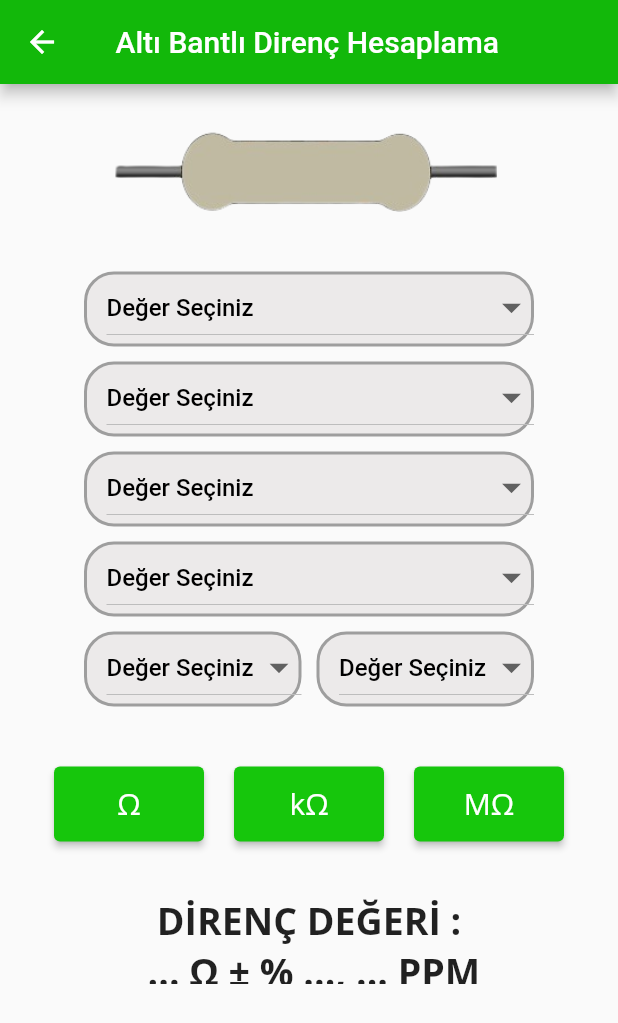
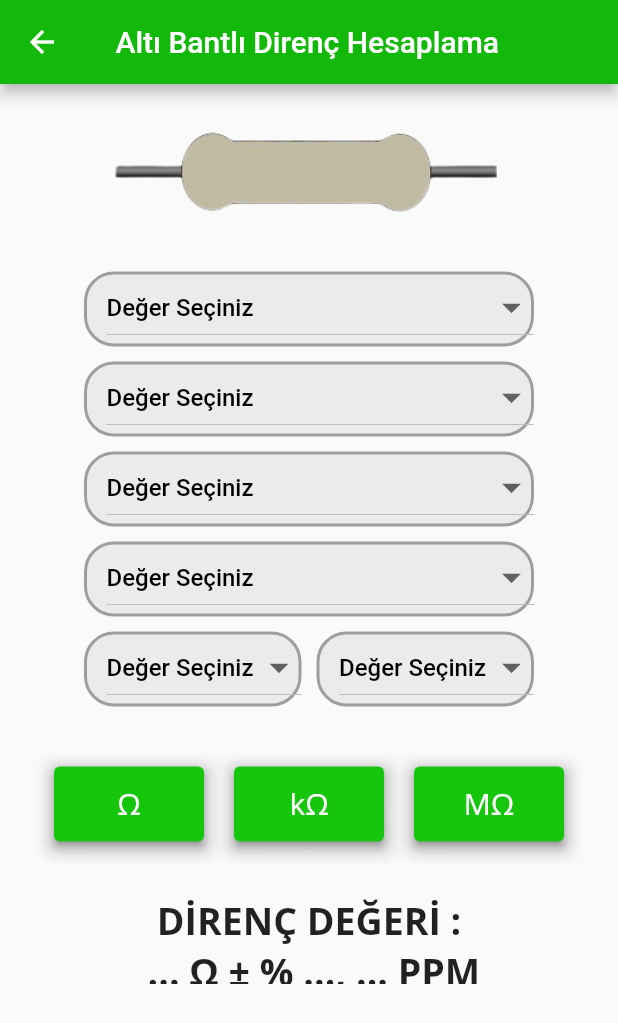
Before and after one commit to SeckinY1/Flutter-Projects, a Flutter app: the screen it shows after launch, after a tap on "Altı Bant Direnç Hesaplama", on a phone screen of 412 x 824 dp. Shown: the top 1023 px of the screen. Run offline on Flutter 3.47's test engine with Material 2 defaults, Android fonts, the phone set to English and light mode, and no system bars; Roboto replaces fonts that are missing (Open Sans).

Commit message:
Tasarım iyileştirilmesi yapıldı.

```diff
--- a/direnc_uygulamasi/lib/home_page.dart
+++ b/direnc_uygulamasi/lib/home_page.dart
@@ -15,7 +15,25 @@ class HomePage extends StatelessWidget {
         child: IntrinsicHeight(
           child: Column(
             children: [
-              ElevatedButon(
+              const Text(
+                  "DİRENÇ HESAPLAMA UYGULAMASINA \n HOŞ GELDİNİZ \n\n  HESAPLAMAK İSTEDİĞİNİZ BANDI SEÇİNİZ",
+                  style: TextStyle(fontSize: 16),
+                  textAlign: TextAlign.center),
+              const SizedBox(height: 30),
+              Container(
+                decoration: BoxDecoration(
+                  boxShadow: [
+                    BoxShadow(
+                      color: Colors.grey.withOpacity(0.5),
+                      spreadRadius: 5,
+                      blurRadius: 7,
+                      offset: const Offset(0, 3),
+                    ),
+                  ],
+                ),
+                width: 250,
+                height: 60,
+                child: ElevatedButon(
                     onPressed: () {
                       Navigator.push(
                           context,
@@ -23,7 +41,12 @@ class HomePage extends StatelessWidget {
                               builder: (context) => const UcBantHesaplama()));
                     },
                     text: "Üç Bant Direnç Hesaplama"),
-              ElevatedButon(
+              ),
+              const SizedBox(height: 20),
+              Container(
+                width: 250,
+                height: 60,
+                child: ElevatedButon(
                     onPressed: () {
                       Navigator.push(
                           context,
@@ -31,7 +54,12 @@ class HomePage extends StatelessWidget {
                               builder: (context) => const DortBantHesaplama()));
                     },
                     text: "Dört Bant Direnç Hesaplama"),
-              ElevatedButon(
+              ),
+              const SizedBox(height: 20),
+              Container(
+                width: 250,
+                height: 60,
+                child: ElevatedButon(
                     onPressed: () {
                       Navigator.push(
                           context,
@@ -39,7 +67,12 @@ class HomePage extends StatelessWidget {
                               builder: (context) => const BesBantHesaplama()));
                     },
                     text: "Beş Bant Direnç Hesaplama"),
-              ElevatedButon(
+              ),
+              const SizedBox(height: 20),
+              Container(
+                width: 250,
+                height: 60,
+                child: ElevatedButon(
                     onPressed: () {
                       Navigator.push(
                           context,
@@ -47,6 +80,7 @@ class HomePage extends StatelessWidget {
                               builder: (context) => const AltiBantHesaplama()));
                     },
                     text: "Altı Bant Direnç Hesaplama"),
+              ),
             ],
           ),
         ),
--- a/direnc_uygulamasi/lib/main.dart
+++ b/direnc_uygulamasi/lib/main.dart
@@ -1,8 +1,4 @@
 import 'package:direnc_uygulamasi/home_page.dart';
-import 'package:direnc_uygulamasi/screens/alti_bant_hesaplama.dart';
-import 'package:direnc_uygulamasi/screens/bes_bant_hesaplama.dart';
-import 'package:direnc_uygulamasi/screens/dort_bant_hesaplama.dart';
-import 'package:direnc_uygulamasi/screens/uc_bant_hesaplama.dart';
 import 'package:flutter/material.dart';
 
 void main() {
--- a/direnc_uygulamasi/lib/screens/alti_bant_hesaplama.dart
+++ b/direnc_uygulamasi/lib/screens/alti_bant_hesaplama.dart
@@ -110,7 +110,7 @@ class _AltiBantHesaplamaState extends State<AltiBantHesaplama> {
           child: Row(children: [
             Padding(
               padding: const EdgeInsets.only(left: 80),
-              child: DirencRenkleri(height: 50, renkDegeri: renkDegeri1),
+              child: DirencRenkleri(height: 52, renkDegeri: renkDegeri1),
             ),
             const SizedBox(
               width: 25,
@@ -131,7 +131,7 @@ class _AltiBantHesaplamaState extends State<AltiBantHesaplama> {
             const SizedBox(
               width: 20,
             ),
-            SicaklikRenkleri(height: 50, renkDegeri: renkDegeri6)
+            SicaklikRenkleri(height: 52, renkDegeri: renkDegeri6)
           ]),
         ),
         SizedBox(
--- a/direnc_uygulamasi/lib/screens/uc_bant_hesaplama.dart
+++ b/direnc_uygulamasi/lib/screens/uc_bant_hesaplama.dart
@@ -69,8 +69,18 @@ class _UcBantHesaplamaState extends State<UcBantHesaplama> {
           height: 120,
           width: 300,
           decoration: const BoxDecoration(
-              image: DecorationImage(
-                  image: AssetImage("assets/images/direnc.png"))),
+            image:
+                DecorationImage(image: AssetImage("assets/images/direnc.png")),
+            //TO DO
+            // boxShadow: [
+            //   BoxShadow(
+            //     color: Colors.white.withOpacity(0.5),
+            //     spreadRadius: 5,
+            //     blurRadius: 7,
+            //     offset: const Offset(0, 3),
+            //   ),
+            // ],
+          ),
           child: Row(children: [
             Padding(
                 padding: const EdgeInsets.only(left: 120),
--- a/direnc_uygulamasi/lib/wedgits/buttons/buton.dart
+++ b/direnc_uygulamasi/lib/wedgits/buttons/buton.dart
@@ -29,7 +29,17 @@ class Buton extends StatelessWidget {
 
   @override
   Widget build(BuildContext context) {
-    return SizedBox(
+    return Container(
+      decoration: BoxDecoration(
+        boxShadow: [
+          BoxShadow(
+            color: Colors.grey.withOpacity(0.5),
+            spreadRadius: 5,
+            blurRadius: 7,
+            offset: const Offset(0, 3),
+          ),
+        ],
+      ),
       width: width,
       height: height,
       child: ElevatedButton(
--- a/direnc_uygulamasi/lib/wedgits/buttons/direnc_renkleri.dart
+++ b/direnc_uygulamasi/lib/wedgits/buttons/direnc_renkleri.dart
@@ -9,8 +9,8 @@ class DirencRenkleri extends StatelessWidget {
   @override
   Widget build(BuildContext context) {
     return Container(
-      height: height,
-      width: 10,
+      decoration: BoxDecoration(
+        borderRadius: const BorderRadius.all(Radius.circular(2.3)),
         color: renkDegeri == 0
             ? Colors.black
             : renkDegeri == 1
@@ -38,6 +38,9 @@ class DirencRenkleri extends StatelessWidget {
                                                         ? const Color.fromARGB(
                                                             239, 213, 218, 224)
                                                         : Colors.transparent,
+      ),
+      height: height,
+      width: 10,
     );
   }
 }
--- a/direnc_uygulamasi/lib/wedgits/buttons/sicaklik_renkleri.dart
+++ b/direnc_uygulamasi/lib/wedgits/buttons/sicaklik_renkleri.dart
@@ -9,8 +9,8 @@ class SicaklikRenkleri extends StatelessWidget {
   @override
   Widget build(BuildContext context) {
     return Container(
-      height: height,
-      width: 10,
+      decoration: BoxDecoration(
+        borderRadius: const BorderRadius.all(Radius.circular(2.3)),
         color: renkDegeri == 100
             ? Colors.brown
             : renkDegeri == 50
@@ -24,6 +24,9 @@ class SicaklikRenkleri extends StatelessWidget {
                             : renkDegeri == 5
                                 ? Colors.purple
                                 : Colors.transparent,
+      ),
+      height: height,
+      width: 10,
     );
   }
 }
--- a/direnc_uygulamasi/lib/wedgits/buttons/tolerans_renkleri.dart
+++ b/direnc_uygulamasi/lib/wedgits/buttons/tolerans_renkleri.dart
@@ -9,8 +9,8 @@ class ToleransRenkleri extends StatelessWidget {
   @override
   Widget build(BuildContext context) {
     return Container(
-      height: height,
-      width: 10,
+      decoration: BoxDecoration(
+        borderRadius: const BorderRadius.all(Radius.circular(2.3)),
         color: renkDegeri == 1
             ? Colors.brown
             : renkDegeri == 2
@@ -34,6 +34,9 @@ class ToleransRenkleri extends StatelessWidget {
                                                 ? const Color.fromARGB(
                                                     239, 213, 218, 224)
                                                 : Colors.transparent,
+      ),
+      height: height,
+      width: 10,
     );
   }
 }
```
Lines whose indentation alone changed are shown as unchanged.
